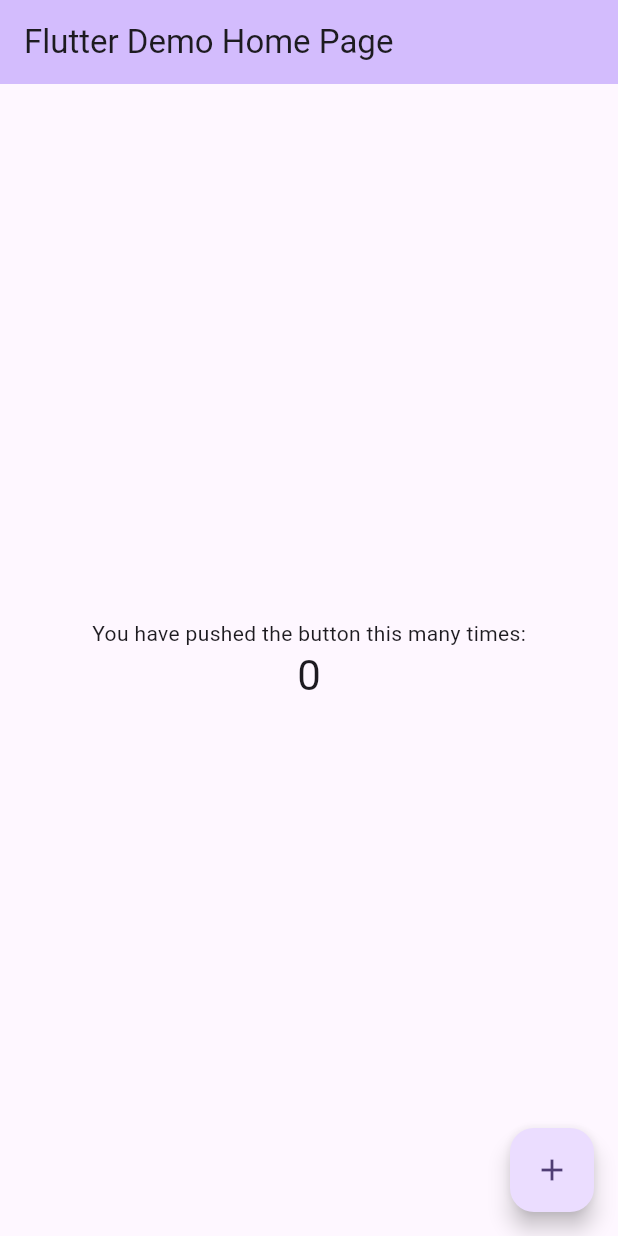
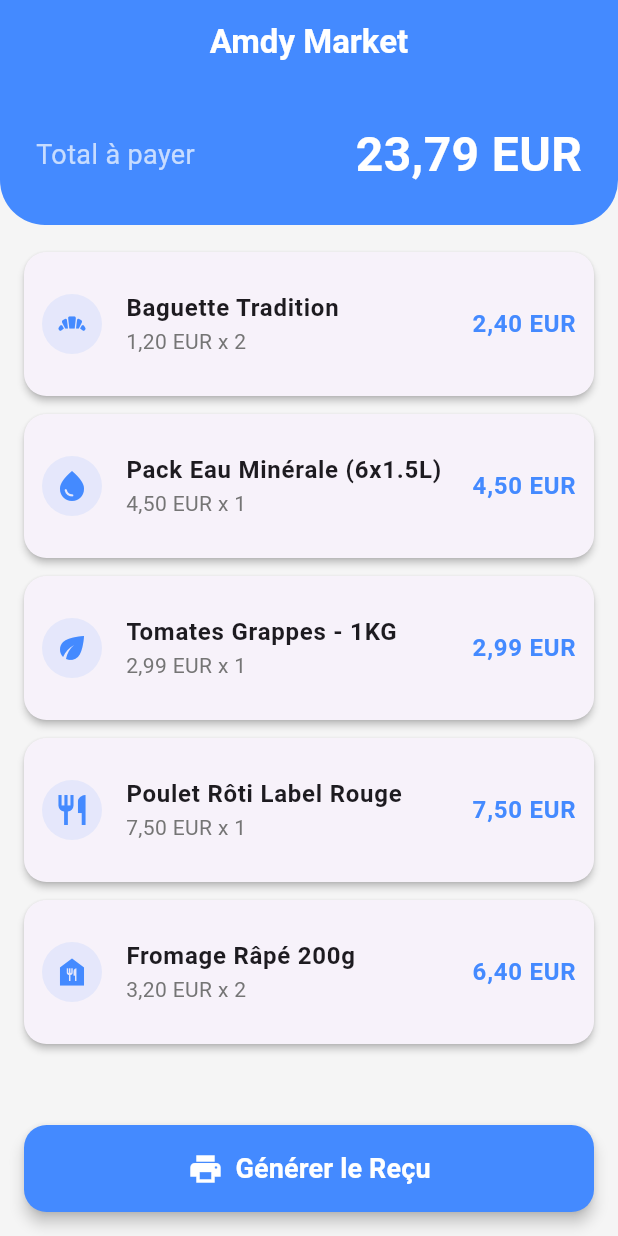
Before and after one commit to amdyCode/printer_app, a Flutter app: the screen it shows after launch, on a phone screen of 412 x 824 dp. Run offline on Flutter 3.47's test engine with Material 3 defaults, Android fonts, the phone set to English and light mode, and no system bars; our stand-ins replace permission_handler; missing offline and left inert: app_settings, esc_pos_utils_plus, print_bluetooth_thermal.

Commit message:
implementation of Bluetooth printing and UI pages

```diff
--- /dev/null
+++ b/lib/home_page.dart
@@ -0,0 +1,163 @@
+import 'package:flutter/material.dart';
+import 'package:intl/intl.dart';
+import 'package:printer_app/printer_page.dart';
+
+class HomePage extends StatelessWidget {
+  final List<Map<String, dynamic>> data = [
+    {
+      'title': 'Baguette Tradition',
+      'price': 1.20,
+      'qty': 2,
+      'icon': Icons.bakery_dining,
+    },
+    {
+      'title': 'Pack Eau Minérale (6x1.5L)',
+      'price': 4.50,
+      'qty': 1,
+      'icon': Icons.water_drop,
+    },
+    {'title': 'Tomates Grappes - 1KG', 'price': 2.99, 'qty': 1, 'icon': Icons.eco},
+    {
+      'title': 'Poulet Rôti Label Rouge',
+      'price': 7.50,
+      'qty': 1,
+      'icon': Icons.restaurant,
+    },
+    {
+      'title': 'Fromage Râpé 200g',
+      'price': 3.20,
+      'qty': 2,
+      'icon': Icons.food_bank,
+    },
+  ];
+
+  final f = NumberFormat("#,##0.00' EUR'", "fr_FR");
+
+  HomePage({super.key});
+
+  @override
+  Widget build(BuildContext context) {
+    num total = data
+        .map((e) => (e['price'] as num) * (e['qty'] as int))
+        .reduce((value, element) => value + element);
+
+    return Scaffold(
+      backgroundColor: Colors.grey[100],
+      appBar: AppBar(
+        title: const Text(
+          'Amdy Market',
+          style: TextStyle(fontWeight: FontWeight.bold),
+        ),
+        backgroundColor: Colors.blueAccent,
+        foregroundColor: Colors.white,
+        elevation: 0,
+        centerTitle: true,
+      ),
+      body: Column(
+        children: [
+          // Hero Header
+          Container(
+            padding: const EdgeInsets.all(24),
+            decoration: const BoxDecoration(
+              color: Colors.blueAccent,
+              borderRadius: BorderRadius.only(
+                bottomLeft: Radius.circular(30),
+                bottomRight: Radius.circular(30),
+              ),
+            ),
+            child: Row(
+              mainAxisAlignment: MainAxisAlignment.spaceBetween,
+              children: [
+                const Text(
+                  'Total à payer',
+                  style: TextStyle(color: Colors.white70, fontSize: 18),
+                ),
+                Text(
+                  f.format(total),
+                  style: const TextStyle(
+                    color: Colors.white,
+                    fontSize: 32,
+                    fontWeight: FontWeight.bold,
+                  ),
+                ),
+              ],
+            ),
+          ),
+          const SizedBox(height: 10),
+          Expanded(
+            child: ListView.builder(
+              padding: const EdgeInsets.symmetric(horizontal: 16, vertical: 8),
+              itemCount: data.length,
+              itemBuilder: (c, i) {
+                final item = data[i];
+                return Card(
+                  elevation: 2,
+                  margin: const EdgeInsets.only(bottom: 12),
+                  shape: RoundedRectangleBorder(
+                    borderRadius: BorderRadius.circular(15),
+                  ),
+                  child: ListTile(
+                    contentPadding: const EdgeInsets.all(12),
+                    leading: CircleAvatar(
+                      backgroundColor: Colors.blueAccent.withOpacity(0.1),
+                      child: Icon(
+                        item['icon'] as IconData?,
+                        color: Colors.blueAccent,
+                      ),
+                    ),
+                    title: Text(
+                      item['title'].toString(),
+                      style: const TextStyle(
+                        fontSize: 16,
+                        fontWeight: FontWeight.bold,
+                      ),
+                    ),
+                    subtitle: Text(
+                      "${f.format(item['price'])} x ${item['qty']}",
+                      style: TextStyle(color: Colors.grey[600]),
+                    ),
+                    trailing: Text(
+                      f.format((item['price']) * (item['qty'])),
+                      style: const TextStyle(
+                        fontSize: 16,
+                        fontWeight: FontWeight.bold,
+                        color: Colors.blueAccent,
+                      ),
+                    ),
+                  ),
+                );
+              },
+            ),
+          ),
+        ],
+      ),
+      bottomNavigationBar: SafeArea(
+        child: Padding(
+          padding: const EdgeInsets.all(16.0),
+          child: ElevatedButton.icon(
+            onPressed: () {
+              Navigator.push(
+                context,
+                MaterialPageRoute(builder: (_) => PrintPage(data: data)),
+              );
+            },
+            icon: const Icon(Icons.print, size: 24),
+            label: const Text(
+              'Générer le Reçu',
+              style: TextStyle(fontSize: 18, fontWeight: FontWeight.bold),
+            ),
+            style: ElevatedButton.styleFrom(
+              backgroundColor: Colors.blueAccent,
+              foregroundColor: Colors.white,
+              padding: const EdgeInsets.symmetric(vertical: 16),
+              shape: RoundedRectangleBorder(
+                borderRadius: BorderRadius.circular(15),
+              ),
+              elevation: 4,
+            ),
+          ),
+        ),
+      ),
+    );
+  }
+}
--- a/lib/main.dart
+++ b/lib/main.dart
@@ -1,4 +1,5 @@
 import 'package:flutter/material.dart';
+import 'package:printer_app/home_page.dart';
 
 void main() {
   runApp(const MyApp());
@@ -7,116 +8,11 @@
 class MyApp extends StatelessWidget {
   const MyApp({super.key});
 
-  // This widget is the root of your application.
   @override
   Widget build(BuildContext context) {
     return MaterialApp(
-      title: 'Flutter Demo',
-      theme: ThemeData(
-        // This is the theme of your application.
-        //
-        // TRY THIS: Try running your application with "flutter run". You'll see
-        // the application has a purple toolbar. Then, without quitting the app,
-        // try changing the seedColor in the colorScheme below to Colors.green
-        // and then invoke "hot reload" (save your changes or press the "hot
-        // reload" button in a Flutter-supported IDE, or press "r" if you used
-        // the command line to start the app).
-        //
-        // Notice that the counter didn't reset back to zero; the application
-        // state is not lost during the reload. To reset the state, use hot
-        // restart instead.
-        //
-        // This works for code too, not just values: Most code changes can be
-        // tested with just a hot reload.
-        colorScheme: .fromSeed(seedColor: Colors.deepPurple),
-      ),
-      home: const MyHomePage(title: 'Flutter Demo Home Page'),
+      debugShowCheckedModeBanner: false,
+      home: HomePage(),
     );
   }
 }
-
-class MyHomePage extends StatefulWidget {
-  const MyHomePage({super.key, required this.title});
-
-  // This widget is the home page of your application. It is stateful, meaning
-  // that it has a State object (defined below) that contains fields that affect
-  // how it looks.
-
-  // This class is the configuration for the state. It holds the values (in this
-  // case the title) provided by the parent (in this case the App widget) and
-  // used by the build method of the State. Fields in a Widget subclass are
-  // always marked "final".
-
-  final String title;
-
-  @override
-  State<MyHomePage> createState() => _MyHomePageState();
-}
-
-class _MyHomePageState extends State<MyHomePage> {
-  int _counter = 0;
-
-  void _incrementCounter() {
-    setState(() {
-      // This call to setState tells the Flutter framework that something has
-      // changed in this State, which causes it to rerun the build method below
-      // so that the display can reflect the updated values. If we changed
-      // _counter without calling setState(), then the build method would not be
-      // called again, and so nothing would appear to happen.
-      _counter++;
-    });
-  }
-
-  @override
-  Widget build(BuildContext context) {
-    // This method is rerun every time setState is called, for instance as done
-    // by the _incrementCounter method above.
-    //
-    // The Flutter framework has been optimized to make rerunning build methods
-    // fast, so that you can just rebuild anything that needs updating rather
-    // than having to individually change instances of widgets.
-    return Scaffold(
-      appBar: AppBar(
-        // TRY THIS: Try changing the color here to a specific color (to
-        // Colors.amber, perhaps?) and trigger a hot reload to see the AppBar
-        // change color while the other colors stay the same.
-        backgroundColor: Theme.of(context).colorScheme.inversePrimary,
-        // Here we take the value from the MyHomePage object that was created by
-        // the App.build method, and use it to set our appbar title.
-        title: Text(widget.title),
-      ),
-      body: Center(
-        // Center is a layout widget. It takes a single child and positions it
-        // in the middle of the parent.
-        child: Column(
-          // Column is also a layout widget. It takes a list of children and
-          // arranges them vertically. By default, it sizes itself to fit its
-          // children horizontally, and tries to be as tall as its parent.
-          //
-          // Column has various properties to control how it sizes itself and
-          // how it positions its children. Here we use mainAxisAlignment to
-          // center the children vertically; the main axis here is the vertical
-          // axis because Columns are vertical (the cross axis would be
-          // horizontal).
-          //
-          // TRY THIS: Invoke "debug painting" (choose the "Toggle Debug Paint"
-          // action in the IDE, or press "p" in the console), to see the
-          // wireframe for each widget.
-          mainAxisAlignment: .center,
-          children: [
-            const Text('You have pushed the button this many times:'),
-            Text(
-              '$_counter',
-              style: Theme.of(context).textTheme.headlineMedium,
-            ),
-          ],
-        ),
-      ),
-      floatingActionButton: FloatingActionButton(
-        onPressed: _incrementCounter,
-        tooltip: 'Increment',
-        child: const Icon(Icons.add),
-      ),
-    );
-  }
-}
```
Also changed, not shown: lib/printer_page.dart (added, +427 -0 lines), pubspec.yaml (+7 -16 lines), pubspec.lock, 5 other files.
